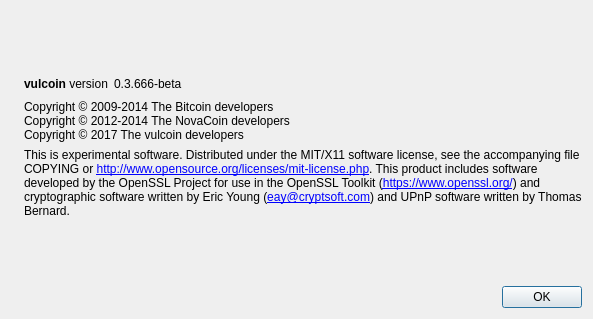
The window that src/qt/forms/aboutdialog.ui (Jeean007/Vulcoin) describes before a commit, drawn with Qt 5.
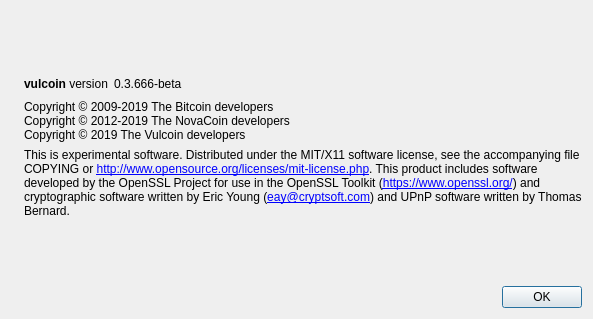
The same window after the commit. Icons and pictures are not drawn.

The edit to the form file:
```diff
--- a/src/qt/forms/aboutdialog.ui
+++ b/src/qt/forms/aboutdialog.ui
@@ -91,9 +91,9 @@
         <cursorShape>IBeamCursor</cursorShape>
        </property>
        <property name="text">
-        <string>Copyright © 2009-2014 The Bitcoin developers
-Copyright © 2012-2014 The NovaCoin developers
-Copyright © 2017 The vulcoin developers</string>
+        <string>Copyright © 2009-2019 The Bitcoin developers
+Copyright © 2012-2019 The NovaCoin developers
+Copyright © 2019 The Vulcoin developers</string>
        </property>
        <property name="textInteractionFlags">
         <set>Qt::LinksAccessibleByMouse|Qt::TextSelectableByKeyboard|Qt::TextSelectableByMouse</set>
```
